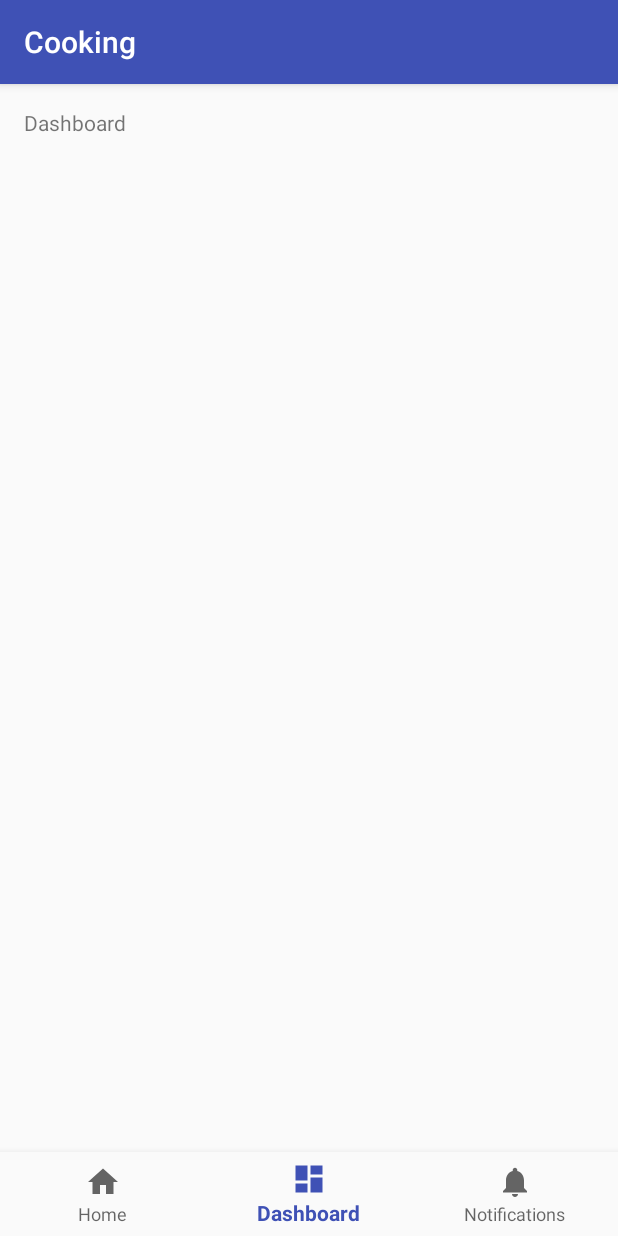
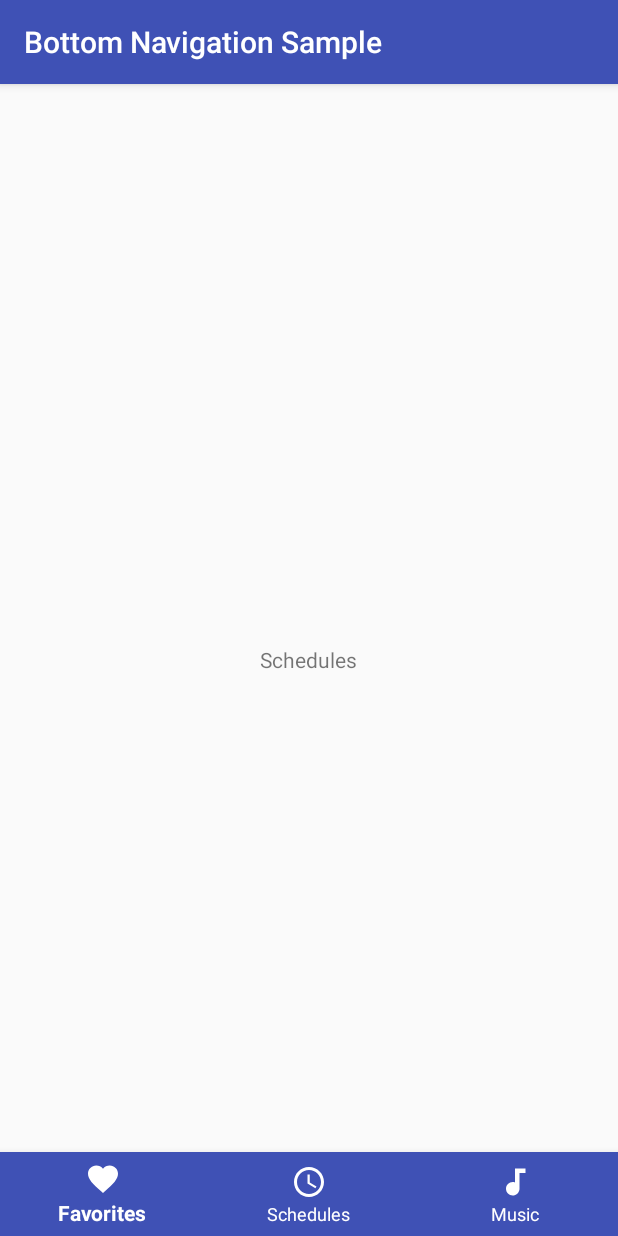
Before and after one commit to NinjaDoggy/Cooking, an Android app: the screen it shows after launch (MainActivity), item 2 of the bottom bar chosen, on a phone screen of 412 x 824 dp. Run offline under Robolectric (Android 15) with nearby library versions, the phone set to English and light mode, and no system bars.

Commit message:
Constructed basic menu page! Added icons as well

```diff
--- a/app/src/main/java/com/example/ninja/cooking/MainActivity.java
+++ b/app/src/main/java/com/example/ninja/cooking/MainActivity.java
@@ -5,41 +5,50 @@ import android.support.annotation.NonNull;
 import android.support.design.widget.BottomNavigationView;
 import android.support.v7.app.AppCompatActivity;
 import android.view.MenuItem;
+import android.view.View;
 import android.widget.TextView;
 
 public class MainActivity extends AppCompatActivity {
 
-    private TextView mTextMessage;
-
-    private BottomNavigationView.OnNavigationItemSelectedListener mOnNavigationItemSelectedListener
-            = new BottomNavigationView.OnNavigationItemSelectedListener() {
-
-        @Override
-        public boolean onNavigationItemSelected(@NonNull MenuItem item) {
-            switch (item.getItemId()) {
-                case R.id.navigation_home:
-                    mTextMessage.setText(R.string.title_home);
-                    return true;
-                case R.id.navigation_dashboard:
-                    mTextMessage.setText(R.string.title_dashboard);
-                    return true;
-                case R.id.navigation_notifications:
-                    mTextMessage.setText(R.string.title_notifications);
-                    return true;
-            }
-            return false;
-        }
-
-    };
+    private TextView textFavorites;
+    private TextView textSchedules;
+    private TextView textMusic;
 
     @Override
     protected void onCreate(Bundle savedInstanceState) {
         super.onCreate(savedInstanceState);
         setContentView(R.layout.activity_main);
 
-        mTextMessage = (TextView) findViewById(R.id.message);
-        BottomNavigationView navigation = (BottomNavigationView) findViewById(R.id.navigation);
-        navigation.setOnNavigationItemSelectedListener(mOnNavigationItemSelectedListener);
+        textFavorites = (TextView) findViewById(R.id.text_favorites);
+        textSchedules = (TextView) findViewById(R.id.text_schedules);
+        textMusic = (TextView) findViewById(R.id.text_music);
+
+        BottomNavigationView bottomNavigationView = (BottomNavigationView)
+                findViewById(R.id.bottom_navigation);
+
+        bottomNavigationView.setOnNavigationItemSelectedListener(
+                new BottomNavigationView.OnNavigationItemSelectedListener() {
+                    @Override
+                    public boolean onNavigationItemSelected(@NonNull MenuItem item) {
+                        switch (item.getItemId()) {
+                            case R.id.action_favorites:
+                                textFavorites.setVisibility(View.VISIBLE);
+                                textSchedules.setVisibility(View.GONE);
+                                textMusic.setVisibility(View.GONE);
+                                break;
+                            case R.id.action_schedules:
+                                textFavorites.setVisibility(View.GONE);
+                                textSchedules.setVisibility(View.VISIBLE);
+                                textMusic.setVisibility(View.GONE);
+                                break;
+                            case R.id.action_music:
+                                textFavorites.setVisibility(View.GONE);
+                                textSchedules.setVisibility(View.GONE);
+                                textMusic.setVisibility(View.VISIBLE);
+                                break;
+                        }
+                        return false;
+                    }
+                });
     }
-
 }
--- /dev/null
+++ b/app/src/main/res/drawable/ic_access_time_white_24dp.xml
@@ -0,0 +1,9 @@
+<vector xmlns:android="http://schemas.android.com/apk/res/android"
+        android:width="24dp"
+        android:height="24dp"
+        android:viewportWidth="24.0"
+        android:viewportHeight="24.0">
+    <path
+        android:fillColor="#FFFFFF"
+        android:pathData="M11.99,2C6.47,2 2,6.48 2,12s4.47,10 9.99,10C17.52,22 22,17.52 22,12S17.52,2 11.99,2zM12,20c-4.42,0 -8,-3.58 -8,-8s3.58,-8 8,-8 8,3.58 8,8 -3.58,8 -8,8zM12.5,7H11v6l5.25,3.15 0.75,-1.23 -4.5,-2.67z"/>
+</vector>
--- /dev/null
+++ b/app/src/main/res/drawable/ic_audiotrack_white_24dp.xml
@@ -0,0 +1,9 @@
+<vector xmlns:android="http://schemas.android.com/apk/res/android"
+        android:width="24dp"
+        android:height="24dp"
+        android:viewportWidth="24.0"
+        android:viewportHeight="24.0">
+    <path
+        android:fillColor="#FFFFFF"
+        android:pathData="M12,3v9.28c-0.47,-0.17 -0.97,-0.28 -1.5,-0.28C8.01,12 6,14.01 6,16.5S8.01,21 10.5,21c2.31,0 4.2,-1.75 4.45,-4H15V6h4V3h-7z"/>
+</vector>
--- /dev/null
+++ b/app/src/main/res/drawable/ic_favorite_white_24dp.xml
@@ -0,0 +1,9 @@
+<vector xmlns:android="http://schemas.android.com/apk/res/android"
+        android:width="24dp"
+        android:height="24dp"
+        android:viewportWidth="24.0"
+        android:viewportHeight="24.0">
+    <path
+        android:fillColor="#FFFFFF"
+        android:pathData="M12,21.35l-1.45,-1.32C5.4,15.36 2,12.28 2,8.5 2,5.42 4.42,3 7.5,3c1.74,0 3.41,0.81 4.5,2.09C13.09,3.81 14.76,3 16.5,3 19.58,3 22,5.42 22,8.5c0,3.78 -3.4,6.86 -8.55,11.54L12,21.35z"/>
+</vector>
--- /dev/null
+++ b/app/src/main/res/drawable/nav_item_color_state.xml
@@ -0,0 +1,5 @@
+<?xml version="1.0" encoding="utf-8"?>
+<selector xmlns:android="http://schemas.android.com/apk/res/android">
+    <item android:color="@color/white" android:state_enabled="true" />
+    <item android:color="@color/colorPrimaryDark" android:state_enabled="false" />
+</selector>
--- a/app/src/main/res/layout/activity_main.xml
+++ b/app/src/main/res/layout/activity_main.xml
@@ -1,37 +1,40 @@
 <?xml version="1.0" encoding="utf-8"?>
-<LinearLayout xmlns:android="http://schemas.android.com/apk/res/android"
+<RelativeLayout xmlns:android="http://schemas.android.com/apk/res/android"
     xmlns:app="http://schemas.android.com/apk/res-auto"
-    xmlns:tools="http://schemas.android.com/tools"
-    android:id="@+id/container"
     android:layout_width="match_parent"
-    android:layout_height="match_parent"
-    android:orientation="vertical"
-    tools:context="com.example.ninja.cooking.MainActivity">
+    android:layout_height="match_parent">
 
-    <FrameLayout
-        android:id="@+id/content"
-        android:layout_width="match_parent"
-        android:layout_height="0dp"
-        android:layout_weight="1">
+    <TextView
+        android:id="@+id/text_favorites"
+        android:layout_width="wrap_content"
+        android:layout_height="wrap_content"
+        android:layout_centerInParent="true"
+        android:text="@string/text_favorites" />
 
-        <TextView
-            android:id="@+id/message"
-            android:layout_width="match_parent"
-            android:layout_height="wrap_content"
-            android:layout_marginBottom="@dimen/activity_vertical_margin"
-            android:layout_marginLeft="@dimen/activity_horizontal_margin"
-            android:layout_marginRight="@dimen/activity_horizontal_margin"
-            android:layout_marginTop="@dimen/activity_vertical_margin"
-            android:text="@string/title_home" />
+    <TextView
+        android:id="@+id/text_schedules"
+        android:layout_width="wrap_content"
+        android:layout_height="wrap_content"
+        android:layout_centerInParent="true"
+        android:text="@string/text_schedules"
+        android:visibility="gone" />
 
-    </FrameLayout>
+    <TextView
+        android:id="@+id/text_music"
+        android:layout_width="wrap_content"
+        android:layout_height="wrap_content"
+        android:layout_centerInParent="true"
+        android:text="@string/text_music"
+        android:visibility="gone" />
 
     <android.support.design.widget.BottomNavigationView
-        android:id="@+id/navigation"
+        android:id="@+id/bottom_navigation"
         android:layout_width="match_parent"
         android:layout_height="wrap_content"
-        android:layout_gravity="bottom"
-        android:background="?android:attr/windowBackground"
-        app:menu="@menu/navigation" />
+        android:layout_alignParentBottom="true"
+        app:itemBackground="@color/colorPrimary"
+        app:itemIconTint="@color/white"
+        app:itemTextColor="@color/white"
+        app:menu="@menu/bottom_navigation_main" />
 
-</LinearLayout>
+</RelativeLayout>
--- /dev/null
+++ b/app/src/main/res/menu/bottom_navigation_main.xml
@@ -0,0 +1,22 @@
+<?xml version="1.0" encoding="utf-8"?>
+<menu xmlns:android="http://schemas.android.com/apk/res/android"
+    xmlns:app="http://schemas.android.com/apk/res-auto">
+    <item
+        android:id="@+id/action_favorites"
+        android:enabled="true"
+        android:icon="@drawable/ic_favorite_white_24dp"
+        android:title="@string/text_favorites"
+        app:showAsAction="ifRoom" />
+    <item
+        android:id="@+id/action_schedules"
+        android:enabled="true"
+        android:icon="@drawable/ic_access_time_white_24dp"
+        android:title="@string/text_schedules"
+        app:showAsAction="ifRoom" />
+    <item
+        android:id="@+id/action_music"
+        android:enabled="true"
+        android:icon="@drawable/ic_audiotrack_white_24dp"
+        android:title="@string/text_music"
+        app:showAsAction="ifRoom" />
+</menu>
--- a/app/src/main/res/menu/navigation.xml
+++ /dev/null
@@ -1,19 +0,0 @@
-<?xml version="1.0" encoding="utf-8"?>
-<menu xmlns:android="http://schemas.android.com/apk/res/android">
-
-    <item
-        android:id="@+id/navigation_home"
-        android:icon="@drawable/ic_home_black_24dp"
-        android:title="@string/title_home" />
-
-    <item
-        android:id="@+id/navigation_dashboard"
-        android:icon="@drawable/ic_dashboard_black_24dp"
-        android:title="@string/title_dashboard" />
-
-    <item
-        android:id="@+id/navigation_notifications"
-        android:icon="@drawable/ic_notifications_black_24dp"
-        android:title="@string/title_notifications" />
-
-</menu>
--- a/app/src/main/res/values/colors.xml
+++ b/app/src/main/res/values/colors.xml
@@ -3,4 +3,6 @@
     <color name="colorPrimary">#3F51B5</color>
     <color name="colorPrimaryDark">#303F9F</color>
     <color name="colorAccent">#FF4081</color>
+
+    <color name="white">#FFFFFF</color>
 </resources>
--- a/app/src/main/res/values/strings.xml
+++ b/app/src/main/res/values/strings.xml
@@ -1,6 +1,7 @@
 <resources>
-    <string name="app_name">Cooking</string>
-    <string name="title_home">Home</string>
-    <string name="title_dashboard">Dashboard</string>
-    <string name="title_notifications">Notifications</string>
+    <string name="app_name">Bottom Navigation Sample</string>
+
+    <string name="text_favorites">Favorites</string>
+    <string name="text_schedules">Schedules</string>
+    <string name="text_music">Music</string>
 </resources>
```
Also changed, not shown: 1 other file.
